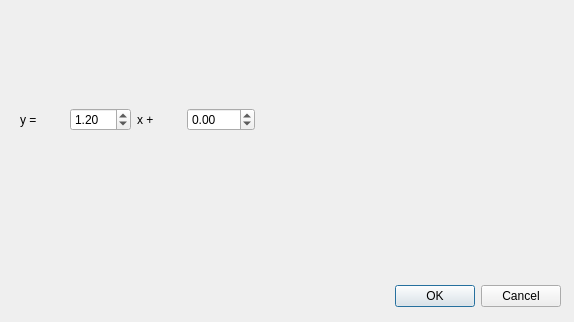
Old version of the form dialog_linear_gray.ui in the repository my3rs/ImageQt.
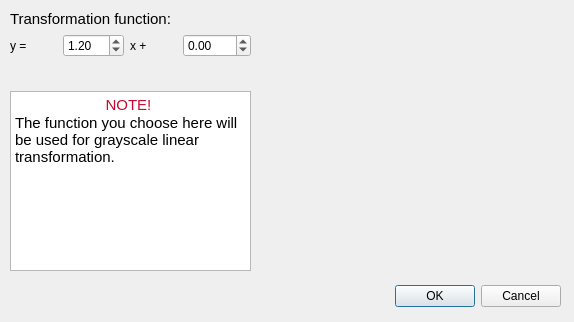
New version of the form. Custom widgets are drawn as their Qt base class.

Commit message: 在对话框中增加“灰度线性变换”的函数绘制区域

The edit to the form file:
```diff
--- a/dialog_linear_gray.ui
+++ b/dialog_linear_gray.ui
@@ -16,12 +16,15 @@
   <widget class="QDialogButtonBox" name="buttonBox">
    <property name="geometry">
     <rect>
-     <x>220</x>
+     <x>380</x>
      <y>280</y>
-     <width>341</width>
+     <width>181</width>
      <height>32</height>
     </rect>
    </property>
+   <property name="styleSheet">
+    <string notr="true"/>
+   </property>
    <property name="orientation">
     <enum>Qt::Horizontal</enum>
    </property>
@@ -32,17 +35,19 @@
   <widget class="QWidget" name="">
    <property name="geometry">
     <rect>
-     <x>20</x>
-     <y>30</y>
-     <width>235</width>
-     <height>101</height>
+     <x>10</x>
+     <y>10</y>
+     <width>241</width>
+     <height>261</height>
     </rect>
    </property>
+   <layout class="QVBoxLayout" name="verticalLayout_2">
+    <item>
    <layout class="QVBoxLayout" name="verticalLayout">
     <item>
      <widget class="QLabel" name="label">
       <property name="text">
-       <string/>
+         <string>&lt;html&gt;&lt;head/&gt;&lt;body&gt;&lt;p&gt;&lt;span style=&quot; font-size:11pt;&quot;&gt;Transformation function:&lt;/span&gt;&lt;/p&gt;&lt;/body&gt;&lt;/html&gt;</string>
       </property>
      </widget>
     </item>
@@ -97,8 +102,46 @@
      </layout>
     </item>
    </layout>
-  </widget>
- </widget>
+    </item>
+    <item>
+     <spacer name="verticalSpacer">
+      <property name="orientation">
+       <enum>Qt::Vertical</enum>
+      </property>
+      <property name="sizeHint" stdset="0">
+       <size>
+        <width>20</width>
+        <height>40</height>
+       </size>
+      </property>
+     </spacer>
+    </item>
+    <item>
+     <widget class="QTextBrowser" name="textBrowser">
+      <property name="styleSheet">
+       <string notr="true"/>
+      </property>
+      <property name="html">
+       <string>&lt;!DOCTYPE HTML PUBLIC &quot;-//W3C//DTD HTML 4.0//EN&quot; &quot;http://www.w3.org/TR/REC-html40/strict.dtd&quot;&gt;
+&lt;html&gt;&lt;head&gt;&lt;meta name=&quot;qrichtext&quot; content=&quot;1&quot; /&gt;&lt;style type=&quot;text/css&quot;&gt;
+p, li { white-space: pre-wrap; }
+&lt;/style&gt;&lt;/head&gt;&lt;body style=&quot; font-family:'Roboto'; font-size:10pt; font-weight:400; font-style:normal;&quot;&gt;
+&lt;p align=&quot;center&quot; style=&quot; margin-top:0px; margin-bottom:0px; margin-left:0px; margin-right:0px; -qt-block-indent:0; text-indent:0px;&quot;&gt;&lt;span style=&quot; font-size:11pt; color:#c80932;&quot;&gt;NOTE!&lt;/span&gt;&lt;span style=&quot; font-size:11pt;&quot;&gt; &lt;/span&gt;&lt;/p&gt;
+&lt;p style=&quot; margin-top:0px; margin-bottom:0px; margin-left:0px; margin-right:0px; -qt-block-indent:0; text-indent:0px;&quot;&gt;&lt;span style=&quot; font-size:11pt;&quot;&gt;The function you choose here will be used for grayscale linear transformation.&lt;/span&gt;&lt;/p&gt;&lt;/body&gt;&lt;/html&gt;</string>
+      </property>
+     </widget>
+    </item>
+   </layout>
+  </widget>
+ </widget>
+ <customwidgets>
+  <customwidget>
+   <class>QCustomPlot</class>
+   <extends>QWidget</extends>
+   <header>qcustomplot.h</header>
+   <container>1</container>
+  </customwidget>
+ </customwidgets>
  <resources/>
  <connections>
   <connection>
```
Left out of the diff: 15 changed lines with no effect on the pictures. Lines whose indentation alone changed are shown as unchanged. The commit also changes 4 other files.
